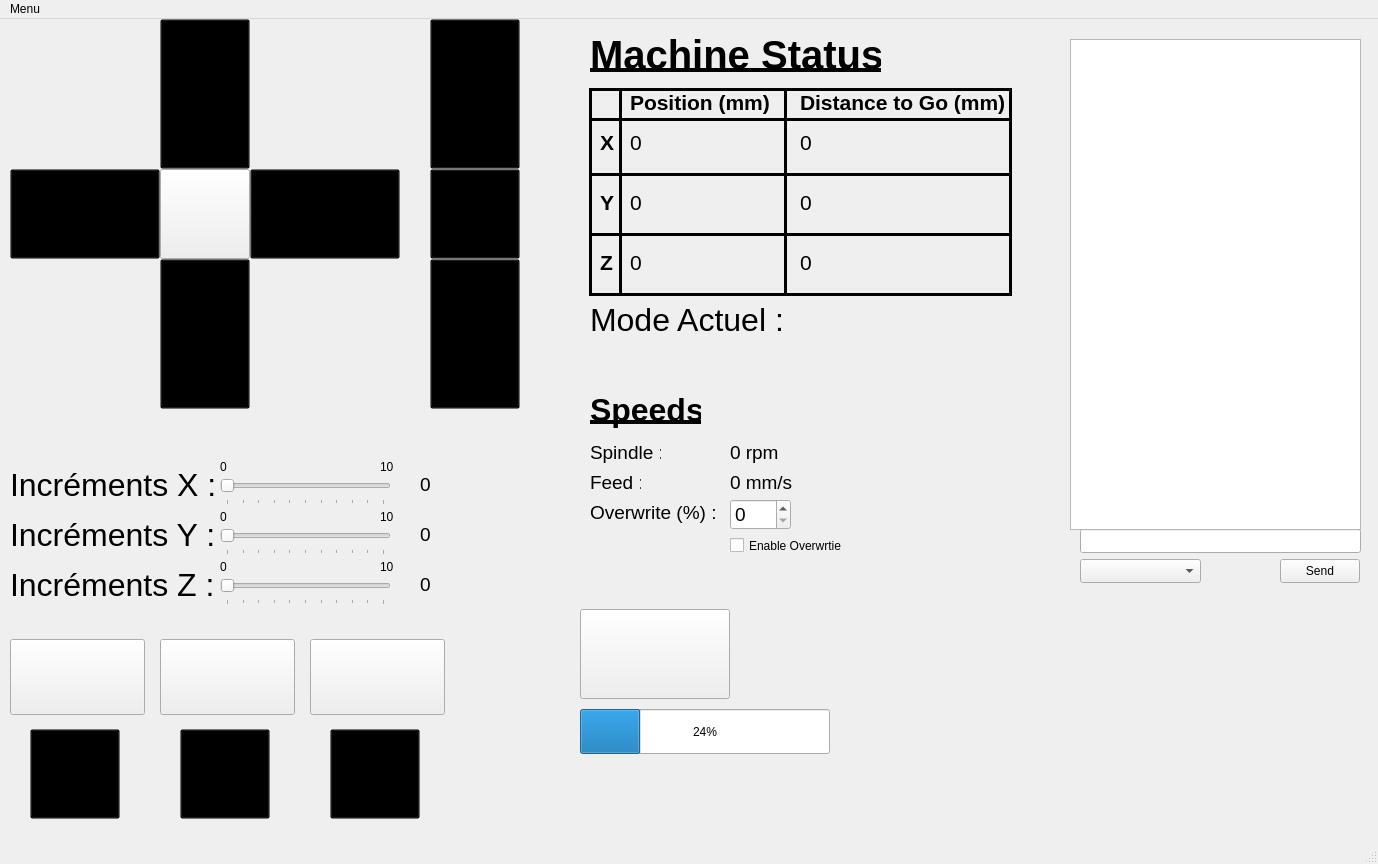
Above: GUI/GUI_PCBUS/form.ui from 7antoine7/PCBUS before the change. Below: the same form after it.
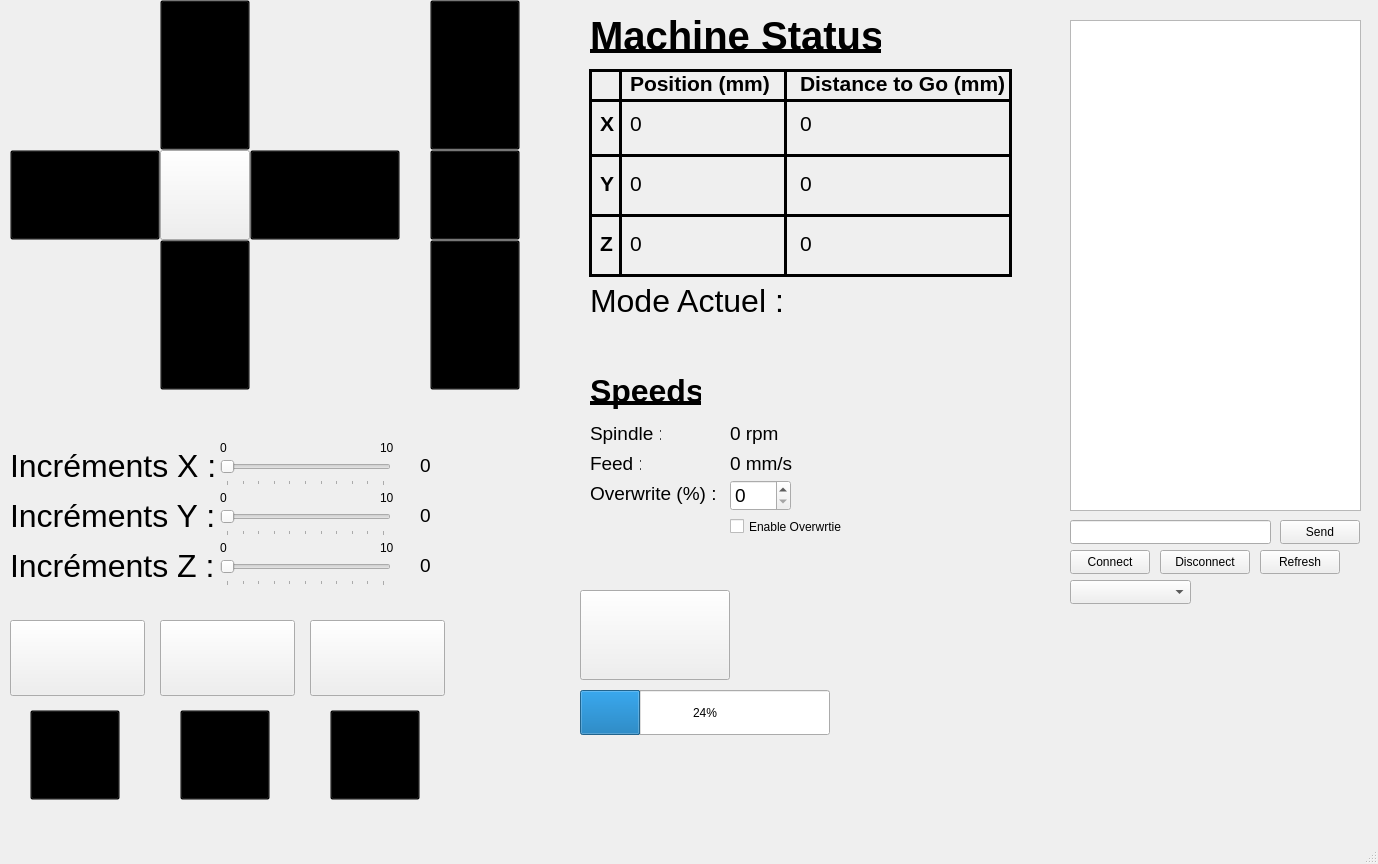
That is the form after the change. Icons and pictures are not drawn.

Commit message: Remplacement du menu de connection par des boutons

```diff
--- a/GUI/GUI_PCBUS/form.ui
+++ b/GUI/GUI_PCBUS/form.ui
@@ -1102,8 +1102,8 @@
    <widget class="QComboBox" name="comportCombo">
     <property name="geometry">
      <rect>
-      <x>1080</x>
-      <y>540</y>
+      <x>1070</x>
+      <y>580</y>
       <width>121</width>
       <height>24</height>
      </rect>
@@ -1112,9 +1112,9 @@
    <widget class="QLineEdit" name="lineEdit">
     <property name="geometry">
      <rect>
-      <x>1080</x>
-      <y>510</y>
-      <width>281</width>
+      <x>1070</x>
+      <y>520</y>
+      <width>201</width>
       <height>24</height>
      </rect>
     </property>
@@ -1123,7 +1123,7 @@
     <property name="geometry">
      <rect>
       <x>1280</x>
-      <y>540</y>
+      <y>520</y>
       <width>80</width>
       <height>24</height>
      </rect>
@@ -1160,6 +1160,45 @@
      </rect>
     </property>
    </widget>
+   <widget class="QPushButton" name="refreshBtn">
+    <property name="geometry">
+     <rect>
+      <x>1260</x>
+      <y>550</y>
+      <width>80</width>
+      <height>24</height>
+     </rect>
+    </property>
+    <property name="text">
+     <string>Refresh</string>
+    </property>
+   </widget>
+   <widget class="QPushButton" name="connectBtn">
+    <property name="geometry">
+     <rect>
+      <x>1070</x>
+      <y>550</y>
+      <width>80</width>
+      <height>24</height>
+     </rect>
+    </property>
+    <property name="text">
+     <string>Connect</string>
+    </property>
+   </widget>
+   <widget class="QPushButton" name="disconnectBtn">
+    <property name="geometry">
+     <rect>
+      <x>1160</x>
+      <y>550</y>
+      <width>90</width>
+      <height>24</height>
+     </rect>
+    </property>
+    <property name="text">
+     <string>Disconnect</string>
+    </property>
+   </widget>
   </widget>
   <widget class="QMenuBar" name="menubar">
    <property name="geometry">
@@ -1167,24 +1206,9 @@
      <x>0</x>
      <y>0</y>
      <width>1378</width>
-     <height>21</height>
+     <height>25</height>
     </rect>
    </property>
-   <widget class="QMenu" name="menuMenu">
-    <property name="title">
-     <string>Menu</string>
-    </property>
-    <widget class="QMenu" name="menuConnection">
-     <property name="title">
-      <string>Connection</string>
-     </property>
-     <addaction name="actionConnect"/>
-     <addaction name="actionDisconnect"/>
-     <addaction name="actionRefresh"/>
-    </widget>
-    <addaction name="menuConnection"/>
-   </widget>
-   <addaction name="menuMenu"/>
   </widget>
   <widget class="QStatusBar" name="statusbar"/>
   <action name="actionConnect">
```
The commit also changes 3 other files.
